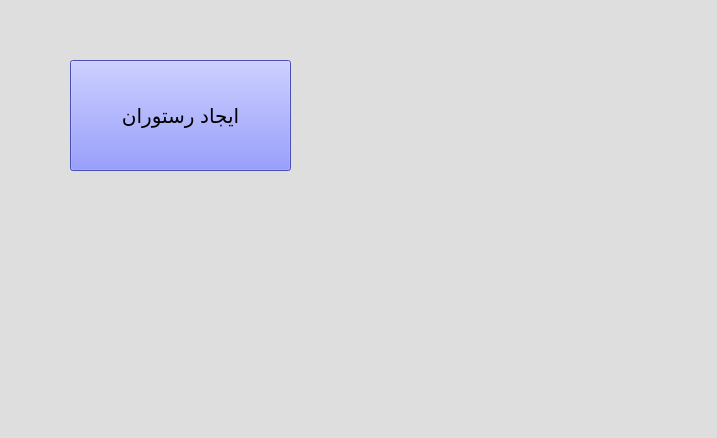
Before: the Qt Designer form restaurantmanager.ui in oneta-t/PointerToPizza, drawn with Qt 5.
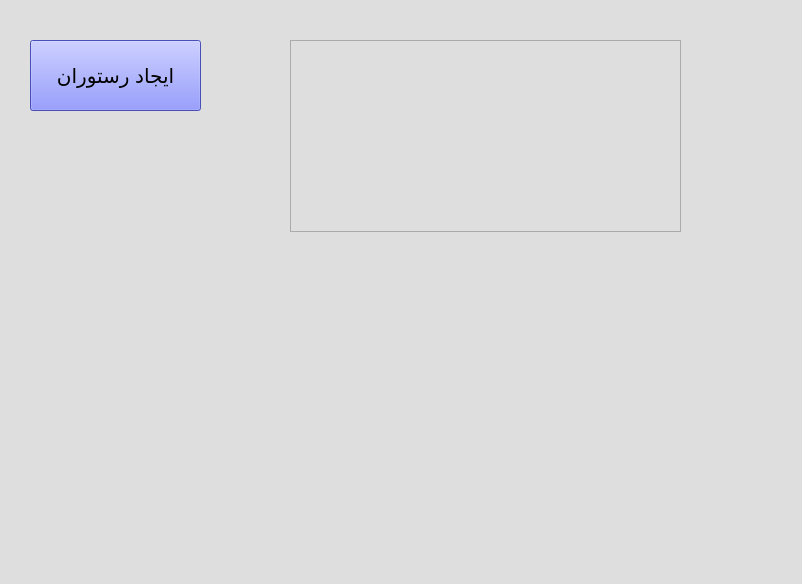
After: the same form once the commit is applied.

Diff of the .ui file:
```diff
--- a/restaurantmanager.ui
+++ b/restaurantmanager.ui
@@ -6,8 +6,8 @@
    <rect>
     <x>0</x>
     <y>0</y>
-    <width>717</width>
-    <height>438</height>
+    <width>802</width>
+    <height>584</height>
    </rect>
   </property>
   <property name="font">
@@ -24,10 +24,10 @@
   <widget class="QPushButton" name="AddRestaurant">
    <property name="geometry">
     <rect>
-     <x>70</x>
-     <y>60</y>
-     <width>221</width>
-     <height>111</height>
+     <x>30</x>
+     <y>40</y>
+     <width>171</width>
+     <height>71</height>
     </rect>
    </property>
    <property name="font">
@@ -43,6 +43,16 @@
     <string>ایجاد رستوران</string>
    </property>
   </widget>
+  <widget class="QListView" name="listViewRestaurants">
+   <property name="geometry">
+    <rect>
+     <x>290</x>
+     <y>40</y>
+     <width>391</width>
+     <height>192</height>
+    </rect>
+   </property>
+  </widget>
  </widget>
  <resources/>
  <connections/>
```
